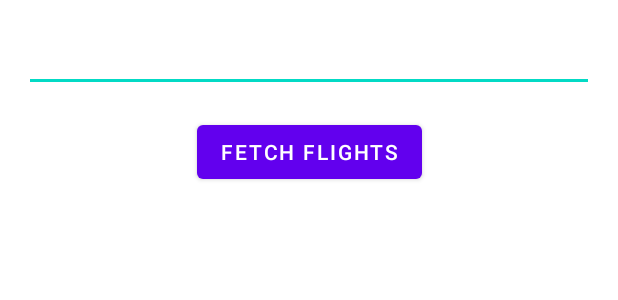
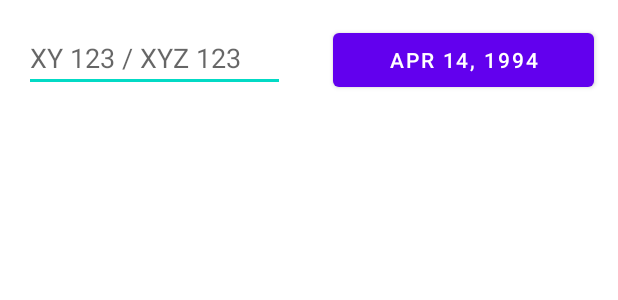
Before and after one commit to KaiBytes/App_FlyNerd, an Android app: the layout activity_delay.xml on its own in the app's theme, with its tools: preview values and no code run, on a phone screen of 412 x 824 dp. Shown: the top 300 px of the screen. Run offline under Robolectric (Android 15) with nearby library versions, the phone set to English and light mode, and no system bars.

Commit message:
add date picker for settable flight date

```diff
--- a/app/src/main/res/layout/activity_delay.xml
+++ b/app/src/main/res/layout/activity_delay.xml
@@ -7,28 +7,30 @@
     tools:context=".DelayActivity">
 
     <EditText
-        android:id="@+id/flight_id_input"
+        android:id="@+id/flight_id"
         android:layout_width="0dp"
         android:layout_height="wrap_content"
         android:layout_marginStart="16dp"
         android:layout_marginTop="16dp"
         android:layout_marginEnd="16dp"
         android:autofillHints=""
+        android:hint="XY 123 / XYZ 123"
+        android:imeOptions="actionDone"
         android:inputType="text"
-        app:layout_constraintEnd_toEndOf="parent"
+        android:singleLine="true"
+        app:layout_constraintEnd_toStartOf="@id/flight_date"
         app:layout_constraintStart_toStartOf="parent"
         app:layout_constraintTop_toTopOf="parent" />
 
     <Button
-        android:id="@+id/flights_fetch"
-        android:layout_width="wrap_content"
+        android:id="@+id/flight_date"
+        android:layout_width="0dp"
         android:layout_height="wrap_content"
-        android:layout_marginLeft="16dp"
-        android:layout_marginTop="16dp"
-        android:layout_marginRight="16dp"
-        android:text="fetch flights"
+        android:layout_marginStart="16dp"
+        android:layout_marginEnd="16dp"
+        app:layout_constraintBaseline_toBaselineOf="@id/flight_id"
         app:layout_constraintEnd_toEndOf="parent"
-        app:layout_constraintStart_toStartOf="parent"
-        app:layout_constraintTop_toBottomOf="@id/flight_id_input" />
+        app:layout_constraintStart_toEndOf="@id/flight_id"
+        tools:text="apr 14, 1994" />
 
 </androidx.constraintlayout.widget.ConstraintLayout>
```
Also changed, not shown: app/src/main/java/no/uio/in2000/team16/flynerd/DelayActivity.kt (+84 -5 lines), app/src/main/java/no/uio/in2000/team16/flynerd/util/util.kt (+10 -0 lines).
